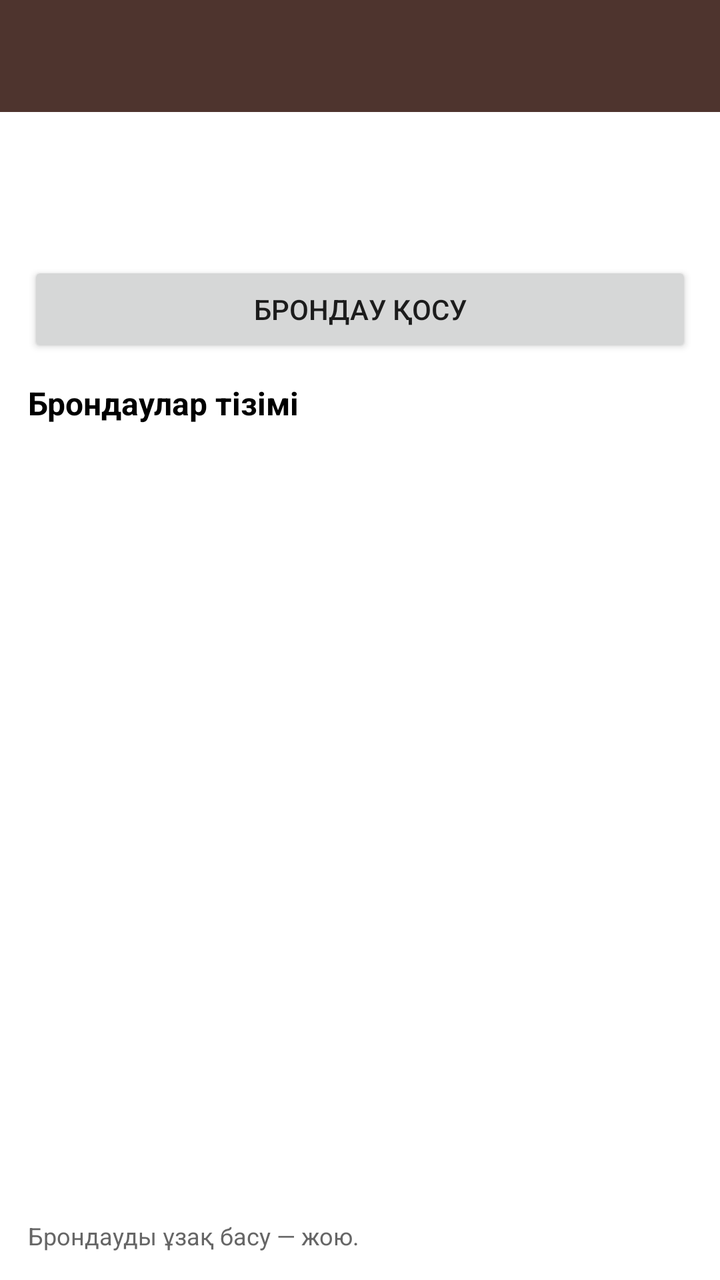
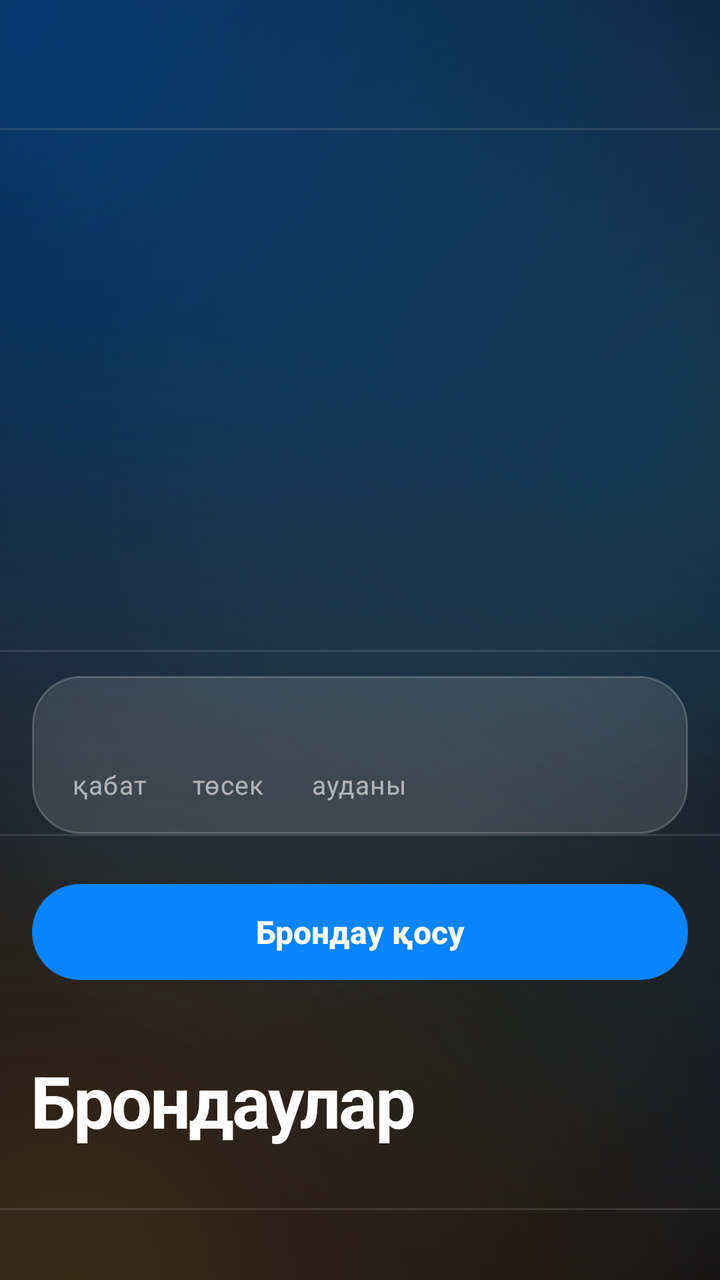

An Android layout rendered at two revisions. The XML below is the earlier revision; the diff shows what the commit changed to produce the second picture.
<!-- AndroidManifest.xml: application theme Theme.Hotel -->
<!-- res/layout/activity_room.xml -->
<?xml version="1.0" encoding="utf-8"?>
<LinearLayout xmlns:android="http://schemas.android.com/apk/res/android"
    xmlns:app="http://schemas.android.com/apk/res-auto"
    android:layout_width="match_parent"
    android:layout_height="match_parent"
    android:fitsSystemWindows="true"
    android:orientation="vertical">

    <androidx.appcompat.widget.Toolbar
        android:id="@+id/toolbar"
        android:layout_width="match_parent"
        android:layout_height="wrap_content"
        android:background="@color/primary"
        android:minHeight="?attr/actionBarSize"
        android:theme="@style/ThemeOverlay.AppCompat.Dark.ActionBar"
        app:titleTextColor="@color/white" />

    <LinearLayout
        android:layout_width="match_parent"
        android:layout_height="match_parent"
        android:background="@color/white"
        android:orientation="vertical"
        android:padding="14dp">

        <TextView
            android:id="@+id/txtTitle"
            android:layout_width="match_parent"
            android:layout_height="wrap_content"
            android:textColor="@color/black"
            android:textSize="19sp"
            android:textStyle="bold" />

        <TextView
            android:id="@+id/txtDetails"
            android:layout_width="match_parent"
            android:layout_height="wrap_content"
            android:layout_marginTop="6dp"
            android:lineSpacingExtra="2dp"
            android:textColor="@color/black"
            android:textSize="14sp" />

        <Button
            android:id="@+id/btnBook"
            android:layout_width="match_parent"
            android:layout_height="wrap_content"
            android:layout_marginTop="10dp"
            android:text="Брондау қосу" />

        <TextView
            android:layout_width="match_parent"
            android:layout_height="wrap_content"
            android:layout_marginTop="12dp"
            android:text="Брондаулар тізімі"
            android:textColor="@color/black"
            android:textSize="16sp"
            android:textStyle="bold" />

        <TextView
            android:id="@+id/txtTotal"
            android:layout_width="match_parent"
            android:layout_height="wrap_content"
            android:textColor="@color/accent"
            android:textSize="13sp"
            android:textStyle="bold" />

        <ListView
            android:id="@+id/listBookings"
            android:layout_width="match_parent"
            android:layout_height="0dp"
            android:layout_marginTop="6dp"
            android:layout_weight="1"
            android:divider="@color/divider"
            android:dividerHeight="1dp" />

        <TextView
            android:layout_width="match_parent"
            android:layout_height="wrap_content"
            android:text="Брондауды ұзақ басу — жою."
            android:textColor="@color/text_second"
            android:textSize="12sp" />
    </LinearLayout>
</LinearLayout>
<!-- resources referenced by this layout -->
<resources>
  <color name="accent">#FF00796B</color>
  <color name="black">#FF000000</color>
  <color name="divider">#FFDDDDDD</color>
  <color name="primary">#FF4E342E</color>
  <color name="text_second">#FF666666</color>
  <color name="white">#FFFFFFFF</color>
  <style name="Theme.Hotel" parent="Theme.AppCompat.Light.NoActionBar">
          <item name="colorPrimary">@color/primary</item>
          <item name="colorPrimaryDark">@color/primary_dark</item>
          <item name="colorAccent">@color/accent</item>
          <item name="android:windowBackground">@color/screen</item>
      </style>
  <color name="primary_dark">#FF3E2723</color>
  <color name="screen">#FFF1F1F1</color>
</resources>

<!-- the commit's change to res/layout/activity_room.xml (unified diff, before → after) -->
@@ -1,82 +1,245 @@
 <?xml version="1.0" encoding="utf-8"?>
 <LinearLayout xmlns:android="http://schemas.android.com/apk/res/android"
     xmlns:app="http://schemas.android.com/apk/res-auto"
+    android:id="@+id/root"
     android:layout_width="match_parent"
     android:layout_height="match_parent"
-    android:fitsSystemWindows="true"
+    android:background="@drawable/bg_screen"
+    android:orientation="vertical">
+
+    <include layout="@layout/appbar" />
+
+    <LinearLayout
+        android:layout_width="match_parent"
+        android:layout_height="0dp"
+        android:layout_weight="1"
+        android:orientation="vertical">
+
+        
+        <TextView
+            android:id="@+id/txtTitle"
+            style="@style/Text.Hotel.Display"
+            android:layout_width="match_parent"
+            android:layout_height="wrap_content"
+            android:includeFontPadding="false"
+            android:paddingStart="16dp"
+            android:paddingTop="20dp"
+            android:paddingEnd="16dp"
+            android:textSize="92sp" />
+
+        <TextView
+            android:id="@+id/txtCategory"
+            style="@style/Text.Hotel.Serif"
+            android:layout_width="match_parent"
+            android:layout_height="wrap_content"
+            android:paddingStart="16dp"
+            android:paddingEnd="16dp"
+            android:textSize="22sp" />
+
+        <TextView
+            android:id="@+id/txtPrice"
+            style="@style/Text.Hotel.Display"
+            android:layout_width="match_parent"
+            android:layout_height="wrap_content"
+            android:paddingStart="16dp"
+            android:paddingTop="14dp"
+            android:paddingEnd="16dp"
+            android:textSize="40sp" />
+
+        <TextView
+            android:id="@+id/txtPerBed"
+            style="@style/Text.Hotel.Caption"
+            android:layout_width="match_parent"
+            android:layout_height="wrap_content"
+            android:paddingStart="16dp"
+            android:paddingEnd="16dp"
+            android:paddingBottom="18dp" />
+
+        <View
+            android:layout_width="match_parent"
+            android:layout_height="1dp"
+            android:background="@color/rule" />
+
+        
+        <LinearLayout
+            android:layout_width="match_parent"
+            android:layout_height="wrap_content"
+            android:layout_marginStart="16dp"
+            android:layout_marginTop="12dp"
+            android:layout_marginEnd="16dp"
+            android:background="@drawable/bg_stock"
+            android:orientation="horizontal"
+            android:paddingStart="20dp"
+            android:paddingTop="16dp"
+            android:paddingEnd="20dp"
+            android:paddingBottom="16dp">
+
+            <LinearLayout
+                android:layout_width="0dp"
+                android:layout_height="wrap_content"
+                android:layout_weight="1"
+                android:orientation="vertical">
+
+                <TextView
+                    android:id="@+id/txtFloor"
+                    style="@style/Text.Hotel.Serif"
+                    android:layout_width="wrap_content"
+                    android:layout_height="wrap_content"
+                    android:textSize="22sp" />
+
+                <TextView
+                    style="@style/Text.Hotel.Caption"
+                    android:layout_width="wrap_content"
+                    android:layout_height="wrap_content"
+                    android:text="қабат" />
+            </LinearLayout>
+
+            <LinearLayout
+                android:layout_width="0dp"
+                android:layout_height="wrap_content"
+                android:layout_weight="1"
+                android:orientation="vertical">
+
+                <TextView
+                    android:id="@+id/txtBeds"
+                    style="@style/Text.Hotel.Serif"
+                    android:layout_width="wrap_content"
+                    android:layout_height="wrap_content"
+                    android:textSize="22sp" />
+
+                <TextView
+                    style="@style/Text.Hotel.Caption"
+                    android:layout_width="wrap_content"
+                    android:layout_height="wrap_content"
+                    android:text="төсек" />
+            </LinearLayout>
+
+            <LinearLayout
+                android:layout_width="0dp"
+                android:layout_height="wrap_content"
+                android:layout_weight="1"
+                android:orientation="vertical">
+
+                <TextView
+                    android:id="@+id/txtArea"
+                    style="@style/Text.Hotel.Serif"
+                    android:layout_width="wrap_content"
+                    android:layout_height="wrap_content"
+                    android:textSize="22sp" />
+
+                <TextView
+                    style="@style/Text.Hotel.Caption"
+                    android:layout_width="wrap_content"
+                    android:layout_height="wrap_content"
+                    android:text="ауданы" />
+            </LinearLayout>
+
+            <LinearLayout
+                android:layout_width="0dp"
+                android:layout_height="wrap_content"
+                android:layout_weight="1.8"
+                android:orientation="vertical">
+
+                <TextView
+                    android:id="@+id/txtRepair"
+                    style="@style/Text.Hotel.Serif"
+                    android:layout_width="wrap_content"
+                    android:layout_height="wrap_content"
+                    android:textSize="22sp" />
+
+                <TextView
+                    android:id="@+id/txtRepairAge"
+                    style="@style/Text.Hotel.Caption"
+                    android:layout_width="wrap_content"
+                    android:layout_height="wrap_content" />
+            </LinearLayout>
+        </LinearLayout>
+
+        <View
+            android:layout_width="match_parent"
+            android:layout_height="1dp"
+            android:background="@color/rule" />
+
+        <com.google.android.material.button.MaterialButton
+            android:id="@+id/btnBook"
+            style="@style/Widget.Hotel.Button"
+            android:layout_width="match_parent"
+            android:layout_height="wrap_content"
+            android:layout_marginStart="16dp"
+            android:layout_marginTop="20dp"
+            android:layout_marginEnd="16dp"
+            android:text="Брондау қосу" />
+
+        <TextView
+            style="@style/Text.Hotel.Display"
+            android:layout_width="match_parent"
+            android:layout_height="wrap_content"
+            android:paddingStart="16dp"
+            android:paddingTop="32dp"
+            android:paddingEnd="16dp"
+            android:text="Брондаулар"
+            android:textSize="36sp" />
+
+        <TextView
+            android:id="@+id/txtTotal"
+            style="@style/Text.Hotel.Caption"
+            android:layout_width="match_parent"
+            android:layout_height="wrap_content"
+            android:paddingStart="16dp"
+            android:paddingTop="2dp"
+            android:paddingEnd="16dp"
+            android:paddingBottom="10dp" />
+
+        <View
+            android:layout_width="match_parent"
+            android:layout_height="1dp"
+            android:background="@color/rule" />
+
+        <FrameLayout
+            android:layout_width="match_parent"
+            android:layout_height="0dp"
+            android:layout_weight="1">
+
+            <ListView
+                android:id="@+id/listBookings"
+                android:layout_width="match_parent"
+                android:layout_height="match_parent"
+                android:divider="@color/rule"
+                android:dividerHeight="1dp"
+                android:listSelector="@drawable/sel_row" />
+
+            <TextView
+                android:id="@+id/txtEmptyBookings"
+                style="@style/Text.Hotel.Body"
+                android:layout_width="match_parent"
+                android:layout_height="wrap_content"
+                android:padding="24dp"
+                android:text="Брондаулар әлі жоқ." />
+        </FrameLayout>
+    </LinearLayout>
+</LinearLayout>
+<!-- res/layout/appbar.xml (included above) -->
+<?xml version="1.0" encoding="utf-8"?>
+<LinearLayout xmlns:android="http://schemas.android.com/apk/res/android"
+    xmlns:app="http://schemas.android.com/apk/res-auto"
+    android:id="@+id/appbar"
+    android:layout_width="match_parent"
+    android:layout_height="wrap_content"
+    android:background="@android:color/transparent"
     android:orientation="vertical">
 
     <androidx.appcompat.widget.Toolbar
         android:id="@+id/toolbar"
         android:layout_width="match_parent"
         android:layout_height="wrap_content"
-        android:background="@color/primary"
         android:minHeight="?attr/actionBarSize"
-        android:theme="@style/ThemeOverlay.AppCompat.Dark.ActionBar"
-        app:titleTextColor="@color/white" />
-
-    <LinearLayout
+        android:theme="@style/ThemeOverlay.Hotel.Toolbar"
+        app:popupTheme="@style/ThemeOverlay.Hotel.Toolbar"
+        app:subtitleTextColor="@color/muted"
+        app:titleTextAppearance="@style/Text.Hotel.ToolbarTitle" />
+
+    <View
         android:layout_width="match_parent"
-        android:layout_height="match_parent"
-        android:background="@color/white"
-        android:orientation="vertical"
-        android:padding="14dp">
-
-        <TextView
-            android:id="@+id/txtTitle"
-            android:layout_width="match_parent"
-            android:layout_height="wrap_content"
-            android:textColor="@color/black"
-            android:textSize="19sp"
-            android:textStyle="bold" />
-
-        <TextView
-            android:id="@+id/txtDetails"
-            android:layout_width="match_parent"
-            android:layout_height="wrap_content"
-            android:layout_marginTop="6dp"
-            android:lineSpacingExtra="2dp"
-            android:textColor="@color/black"
-            android:textSize="14sp" />
-
-        <Button
-            android:id="@+id/btnBook"
-            android:layout_width="match_parent"
-            android:layout_height="wrap_content"
-            android:layout_marginTop="10dp"
-            android:text="Брондау қосу" />
-
-        <TextView
-            android:layout_width="match_parent"
-            android:layout_height="wrap_content"
-            android:layout_marginTop="12dp"
-            android:text="Брондаулар тізімі"
-            android:textColor="@color/black"
-            android:textSize="16sp"
-            android:textStyle="bold" />
-
-        <TextView
-            android:id="@+id/txtTotal"
-            android:layout_width="match_parent"
-            android:layout_height="wrap_content"
-            android:textColor="@color/accent"
-            android:textSize="13sp"
-            android:textStyle="bold" />
-
-        <ListView
-            android:id="@+id/listBookings"
-            android:layout_width="match_parent"
-            android:layout_height="0dp"
-            android:layout_marginTop="6dp"
-            android:layout_weight="1"
-            android:divider="@color/divider"
-            android:dividerHeight="1dp" />
-
-        <TextView
-            android:layout_width="match_parent"
-            android:layout_height="wrap_content"
-            android:text="Брондауды ұзақ басу — жою."
-            android:textColor="@color/text_second"
-            android:textSize="12sp" />
-    </LinearLayout>
+        android:layout_height="1dp"
+        android:background="@color/rule" />
 </LinearLayout>
<!-- resource entries referenced after the edit -->
@@ -1,18 +1,178 @@
 <!-- resources referenced by this layout -->
 <resources>
-  <color name="accent">#FF00796B</color>
-  <color name="black">#FF000000</color>
-  <color name="divider">#FFDDDDDD</color>
-  <color name="primary">#FF4E342E</color>
-  <color name="text_second">#FF666666</color>
-  <color name="white">#FFFFFFFF</color>
-  <style name="Theme.Hotel" parent="Theme.AppCompat.Light.NoActionBar">
-          <item name="colorPrimary">@color/primary</item>
-          <item name="colorPrimaryDark">@color/primary_dark</item>
-          <item name="colorAccent">@color/accent</item>
-          <item name="android:windowBackground">@color/screen</item>
+  <color name="muted">#99FFFFFF</color>
+  <color name="rule">#1FFFFFFF</color>
+  <!-- drawable bg_screen (drawable) -->
+  <?xml version="1.0" encoding="utf-8"?>
+  <layer-list xmlns:android="http://schemas.android.com/apk/res/android">
+      <item>
+          <shape android:shape="rectangle">
+              <solid android:color="@color/paper" />
+          </shape>
+      </item>
+      <item>
+          <shape android:shape="rectangle">
+              <gradient
+                  android:centerX="0.05"
+                  android:centerY="0.02"
+                  android:endColor="#000A84FF"
+                  android:gradientRadius="520dp"
+                  android:startColor="#660A84FF"
+                  android:type="radial" />
+          </shape>
+      </item>
+      <item>
+          <shape android:shape="rectangle">
+              <gradient
+                  android:centerX="1.0"
+                  android:centerY="0.38"
+                  android:endColor="#0064D2FF"
+                  android:gradientRadius="420dp"
+                  android:startColor="#3364D2FF"
+                  android:type="radial" />
+          </shape>
+      </item>
+      <item>
+          <shape android:shape="rectangle">
+              <gradient
+                  android:centerX="0.1"
+                  android:centerY="1.0"
+                  android:endColor="#00FFB340"
+                  android:gradientRadius="480dp"
+                  android:startColor="#33FFB340"
+                  android:type="radial" />
+          </shape>
+      </item>
+  </layer-list>
+  <!-- drawable bg_stock (drawable) -->
+  <?xml version="1.0" encoding="utf-8"?>
+  <shape xmlns:android="http://schemas.android.com/apk/res/android" android:shape="rectangle">
+      <solid android:color="@color/card" />
+      <stroke android:width="1dp" android:color="@color/card_edge" />
+      <corners android:radius="24dp" />
+  </shape>
+  <!-- drawable sel_row (drawable) -->
+  <?xml version="1.0" encoding="utf-8"?>
+  <ripple xmlns:android="http://schemas.android.com/apk/res/android" android:color="#26EEE7D8">
+      <item android:id="@android:id/mask">
+          <shape android:shape="rectangle">
+              <solid android:color="@color/ink" />
+          </shape>
+      </item>
+  </ripple>
+  <style name="Text.Hotel.Body" parent="TextAppearance.Material3.BodyMedium">
+          <item name="android:textColor">@color/ink_2</item>
+          <item name="android:textSize">16sp</item>
+          <item name="android:lineSpacingMultiplier">1.15</item>
       </style>
-  <color name="primary_dark">#FF3E2723</color>
-  <color name="screen">#FFF1F1F1</color>
+  <style name="Text.Hotel.Caption" parent="TextAppearance.Material3.BodySmall">
+          <item name="android:textColor">@color/muted</item>
+          <item name="android:textSize">13sp</item>
+      </style>
+  <style name="Text.Hotel.Display" parent="TextAppearance.Material3.HeadlineMedium">
+          <item name="android:fontFamily">sans-serif</item>
+          <item name="fontFamily">sans-serif</item>
+          <item name="android:textFontWeight">700</item>
+          <item name="android:textStyle">bold</item>
+          <item name="android:letterSpacing">-0.03</item>
+          <item name="android:textColor">@color/ink</item>
+      </style>
+  <style name="Text.Hotel.Serif" parent="TextAppearance.Material3.TitleMedium">
+          <item name="android:fontFamily">sans-serif-medium</item>
+          <item name="fontFamily">sans-serif-medium</item>
+          <item name="android:textFontWeight">600</item>
+          <item name="android:letterSpacing">-0.01</item>
+          <item name="android:textColor">@color/ink</item>
+      </style>
+  <style name="Text.Hotel.ToolbarTitle" parent="TextAppearance.Material3.TitleLarge">
+          <item name="android:fontFamily">sans-serif-medium</item>
+          <item name="fontFamily">sans-serif-medium</item>
+          <item name="android:textFontWeight">600</item>
+          <item name="android:textColor">@color/ink</item>
+          <item name="android:textSize">20sp</item>
+      </style>
+  <style name="ThemeOverlay.Hotel.Toolbar" parent="ThemeOverlay.Material3.Dark">
+          <item name="colorControlNormal">@color/ink</item>
+          <item name="android:textColorPrimary">@color/ink</item>
+      </style>
+  <style name="Widget.Hotel.Button" parent="Widget.Material3.Button">
+          <item name="cornerRadius">999dp</item>
+          <item name="android:minHeight">56dp</item>
+          <item name="android:textColor">@color/btn_text</item>
+          <item name="backgroundTint">@color/btn_bg</item>
+          <item name="rippleColor">@color/accent_2</item>
+          <item name="android:textAllCaps">false</item>
+          <item name="android:letterSpacing">0</item>
+          <item name="android:textSize">16sp</item>
+          <item name="android:textStyle">bold</item>
+      </style>
+  <color name="accent">#FF0A84FF</color>
+  <color name="accent_ink">#FFFFFFFF</color>
+  <color name="sheet">#FF1B2234</color>
+  <color name="warn">#FFFF9A91</color>
+  <style name="ThemeOverlay.Hotel.Dialog" parent="ThemeOverlay.Material3.MaterialAlertDialog">
+          <item name="colorSurface">@color/sheet</item>
+          <item name="shapeAppearanceOverlay">@style/ShapeAppearance.Hotel.Round</item>
+          <item name="materialAlertDialogTitleTextStyle">@style/Text.Hotel.DialogTitle</item>
+      </style>
+  <style name="ThemeOverlay.Hotel.AlertDialog" parent="ThemeOverlay.Material3.Dialog.Alert">
+          <item name="android:windowBackground">@drawable/bg_dialog</item>
+          <item name="colorSurface">@color/sheet</item>
+          <item name="buttonBarButtonStyle">@style/Widget.Material3.Button.TextButton.Dialog</item>
+      </style>
+  <style name="ShapeAppearance.Hotel.Round" parent="">
+          <item name="cornerFamily">rounded</item>
+          <item name="cornerSize">28dp</item>
+      </style>
+  <style name="Text.Hotel.DialogTitle" parent="MaterialAlertDialog.Material3.Title.Text">
+          <item name="android:fontFamily">sans-serif</item>
+          <item name="fontFamily">sans-serif</item>
+          <item name="android:textFontWeight">700</item>
+          <item name="android:textColor">@color/ink</item>
+      </style>
+  <!-- drawable bg_dialog (drawable) -->
+  <?xml version="1.0" encoding="utf-8"?>
+  <inset xmlns:android="http://schemas.android.com/apk/res/android"
+      android:insetLeft="12dp"
+      android:insetRight="12dp">
+      <shape android:shape="rectangle">
+          <solid android:color="@color/sheet" />
+          <stroke android:width="1dp" android:color="@color/card_edge" />
+          <corners android:radius="28dp" />
+      </shape>
+  </inset>
+  <style name="Theme.Hotel" parent="Theme.Material3.Dark.NoActionBar">
+          <item name="colorPrimary">@color/accent</item>
+          <item name="colorOnPrimary">@color/accent_ink</item>
+          <item name="colorPrimaryContainer">@color/sheet</item>
+          <item name="colorOnPrimaryContainer">@color/ink</item>
+          <item name="colorSecondary">@color/accent_2</item>
+          <item name="colorOnSecondary">@color/paper</item>
+          <item name="colorSecondaryContainer">@color/sheet</item>
+          <item name="colorOnSecondaryContainer">@color/ink</item>
+          <item name="colorSurface">@color/sheet</item>
+          <item name="colorOnSurface">@color/ink</item>
+          <item name="colorOnSurfaceVariant">@color/muted</item>
+          <item name="colorSurfaceContainerHigh">@color/sheet</item>
+          <item name="colorOutline">@color/card_edge</item>
+          <item name="colorOutlineVariant">@color/rule</item>
+          <item name="colorError">@color/warn</item>
+          <item name="colorControlActivated">@color/accent_2</item>
+          <item name="android:statusBarColor">@android:color/transparent</item>
+          <item name="android:navigationBarColor">@android:color/transparent</item>
+          <item name="android:windowLightStatusBar">false</item>
+          <item name="android:windowLightNavigationBar">false</item>
+          <item name="android:windowBackground">@drawable/bg_screen</item>
+          <item name="android:textColorPrimary">@color/ink</item>
+          <item name="android:textColorSecondary">@color/muted</item>
+          <item name="materialAlertDialogTheme">@style/ThemeOverlay.Hotel.Dialog</item>
+          <item name="alertDialogTheme">@style/ThemeOverlay.Hotel.AlertDialog</item>
+      </style>
+  <color name="paper">#FF05070F</color>
+  <color name="card">#1FFFFFFF</color>
+  <color name="card_edge">#33FFFFFF</color>
+  <color name="ink">#FFFFFFFF</color>
+  <color name="ink_2">#D1FFFFFF</color>
+  <color name="accent_2">#FF64D2FF</color>
 </resources>
 
